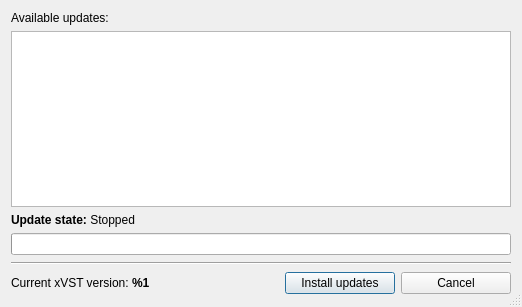
First picture: the form in ui/updatecenter.ui, repository ckorn/xvst, before the edit.
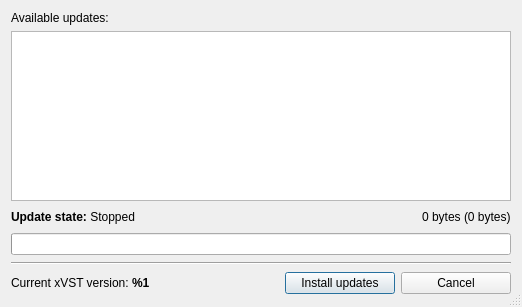
Second picture: the form after the edit. Icons and pictures are not drawn.

```diff
--- a/ui/updatecenter.ui
+++ b/ui/updatecenter.ui
@@ -89,11 +89,38 @@
     </widget>
    </item>
    <item row="2" column="0" >
+    <layout class="QHBoxLayout" >
+     <item>
     <widget class="QLabel" name="lblUpdateSate" >
      <property name="text" >
       <string>&lt;b>Update state:&lt;/b> Stopped</string>
      </property>
     </widget>
+     </item>
+     <item>
+      <spacer>
+       <property name="orientation" >
+        <enum>Qt::Horizontal</enum>
+       </property>
+       <property name="sizeHint" >
+        <size>
+         <width>241</width>
+         <height>20</height>
+        </size>
+       </property>
+      </spacer>
+     </item>
+     <item>
+      <widget class="QLabel" name="lblDownloadedSize" >
+       <property name="layoutDirection" >
+        <enum>Qt::LeftToRight</enum>
+       </property>
+       <property name="text" >
+        <string>0 bytes (0 bytes)</string>
+       </property>
+      </widget>
+     </item>
+    </layout>
    </item>
    <item row="3" column="0" >
     <widget class="QProgressBar" name="pgbUpdate" >
```
Lines whose indentation alone changed are shown as unchanged.
